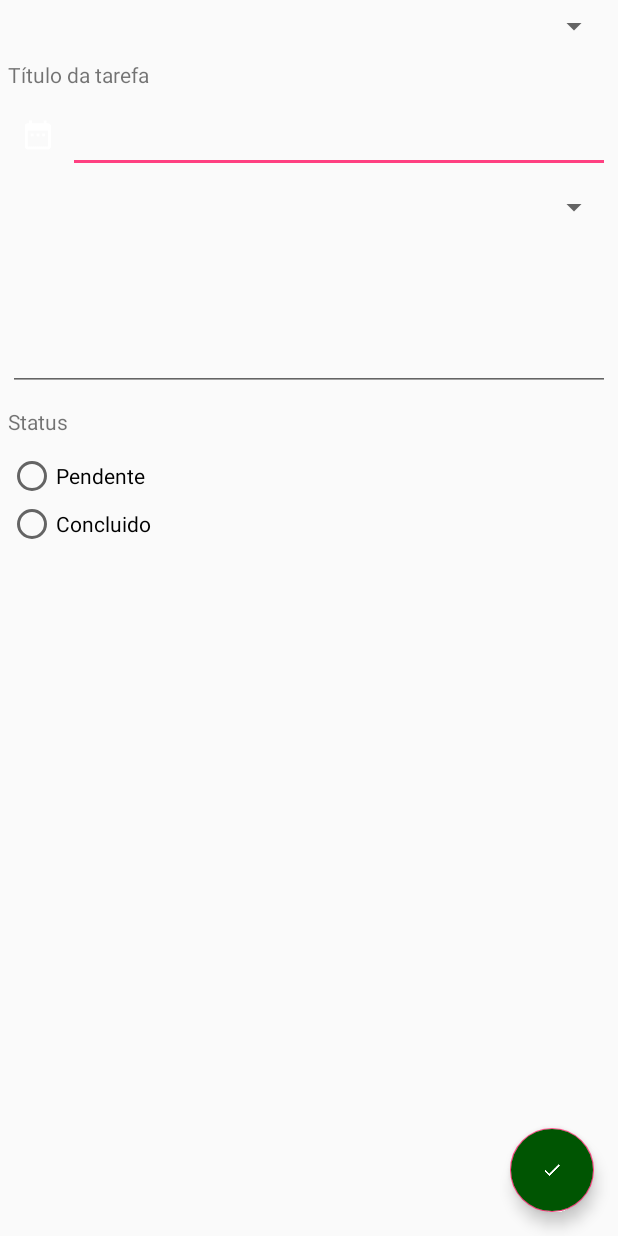
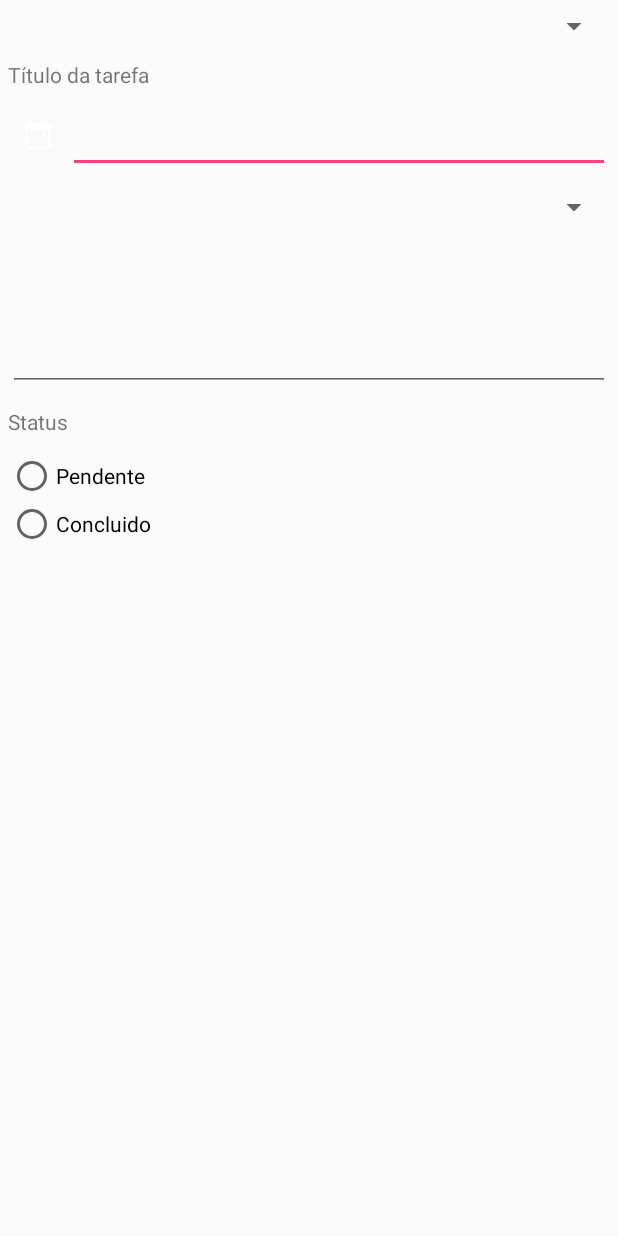
Before and after one commit to Kleber2909/TodoList, an Android app: the layout activity_detail.xml on its own in the app's theme, with its tools: preview values and no code run, on a phone screen of 412 x 824 dp. Run offline under Robolectric (Android 15) with nearby library versions, the phone set to English and light mode, and no system bars.

Commit message:
I dento !

```diff
--- a/app/build.gradle
+++ b/app/build.gradle
@@ -4,7 +4,7 @@ android {
     compileSdkVersion 27
     defaultConfig {
         applicationId "com.fa7.todolist"
-        minSdkVersion 19
+        minSdkVersion 21
         targetSdkVersion 27
         versionCode 1
         versionName "1.0"
@@ -20,7 +20,6 @@ android {
 
 dependencies {
     implementation fileTree(dir: 'libs', include: ['*.jar'])
-    implementation 'com.android.support:appcompat-v7:27.1.1'
     implementation 'com.android.support.constraint:constraint-layout:1.1.2'
     testImplementation 'junit:junit:4.12'
     androidTestImplementation 'com.android.support.test:runner:1.0.2'
@@ -40,6 +39,8 @@ dependencies {
     api 'com.squareup.okhttp3:okhttp:3.2.0'
 
     implementation 'com.google.android.gms:play-services-auth:15.0.1'
+    implementation 'com.facebook.android:facebook-login:[4,5)'
+    implementation 'com.baoyz.swipemenulistview:library:1.3.0'
 }
 
 apply plugin: 'com.google.gms.google-services'
--- /dev/null
+++ b/app/src/main/java/com/fa7/todolist/client_secret_343282500225-llhemki8ri2lpf38i7cs9dr9bru71o4c.apps.googleusercontent.com.json
@@ -0,0 +1 @@
+{"installed":{"client_id":"343282500225-llhemki8ri2lpf38i7cs9dr9bru71o4c.apps.googleusercontent.com","project_id":"todolist-cbe57","auth_uri":"https://accounts.google.com/o/oauth2/auth","token_uri":"https://accounts.google.com/o/oauth2/token","auth_provider_x509_cert_url":"https://www.googleapis.com/oauth2/v1/certs","redirect_uris":["urn:ietf:wg:oauth:2.0:oob","http://localhost"]}}
--- a/app/src/main/res/layout/activity_detail.xml
+++ b/app/src/main/res/layout/activity_detail.xml
@@ -81,13 +81,4 @@
         </RadioGroup>
     </LinearLayout>
 
-    <android.support.design.widget.FloatingActionButton
-        android:id="@+id/btn_save"
-        android:tint="#ffffff"
-        android:backgroundTint="@color/floatinSave"
-        android:layout_width="wrap_content"
-        android:layout_height="wrap_content"
-        android:layout_gravity="end|bottom"
-        android:src="@mipmap/ic_save"
-        android:layout_margin="16dp" />
 </FrameLayout>
--- a/app/src/main/res/values/colors.xml
+++ b/app/src/main/res/values/colors.xml
@@ -1,7 +1,7 @@
 <?xml version="1.0" encoding="utf-8"?>
 <resources>
-    <color name="colorPrimary">#3F51B5</color>
-    <color name="colorPrimaryDark">#303F9F</color>
+    <color name="colorPrimary">#5fb0c9</color>
+    <color name="colorBackGround">#8DCFDB</color>
+    <color name="colorPrimaryDarkNew">#237D8E</color>
     <color name="colorAccent">#FF4081</color>
-    <color name="floatinSave">#005502</color>
 </resources>
--- a/app/src/main/res/values/strings.xml
+++ b/app/src/main/res/values/strings.xml
@@ -1,5 +1,5 @@
 <resources>
-    <string name="app_name">Minha aplicacão</string>
+    <string name="app_name">Minhas Atividades </string>
     <string name="str_activity_title">Título da tarefa</string>
     <string name="str_txt_status">Status</string>
     <string name="str_rb_pending"> Pendente </string>
@@ -8,4 +8,6 @@
     <string name="str_txt_group_name">Nome do grupo</string>
     <string name="str_profile_name">Nome do usuário</string>
     <string name="str_profile_email">E-mail do usuário</string>
+    <string name="facebook_app_id">2057912687784158</string>
+    <string name="fb_login_protocol_scheme">fb2057912687784158</string>
 </resources>
--- a/app/src/main/res/values/styles.xml
+++ b/app/src/main/res/values/styles.xml
@@ -1,11 +1,8 @@
 <resources>
-
-    <!-- Base application theme. -->
     <style name="AppTheme" parent="Theme.AppCompat.Light.DarkActionBar">
-        <!-- Customize your theme here. -->
         <item name="colorPrimary">@color/colorPrimary</item>
-        <item name="colorPrimaryDark">@color/colorPrimaryDark</item>
+        <item name="colorPrimaryDark">@color/colorPrimaryDarkNew</item>
         <item name="colorAccent">@color/colorAccent</item>
+        <item name="android:navigationBarColor">@color/colorPrimaryDarkNew</item>
     </style>
-
 </resources>
```
Also changed, not shown: app/src/main/AndroidManifest.xml (+22 -1 lines), app/src/main/res/layout/my_groups.xml (+0 -10 lines), app/src/main/res/layout/people_detail.xml (+0 -10 lines), 1 other file.
